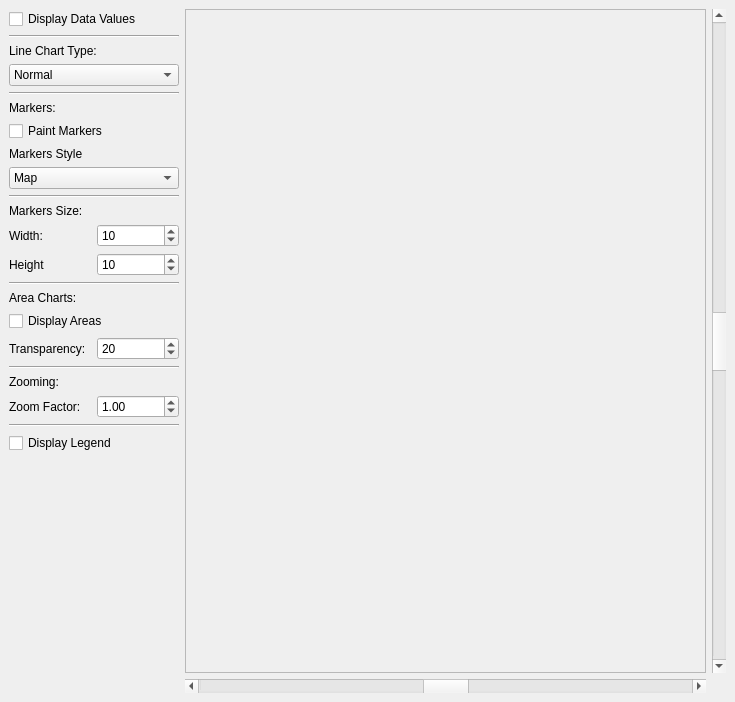
KDAB/KDChart, file examples/Axis/Parameters/mainwindow.ui: the form before one commit.
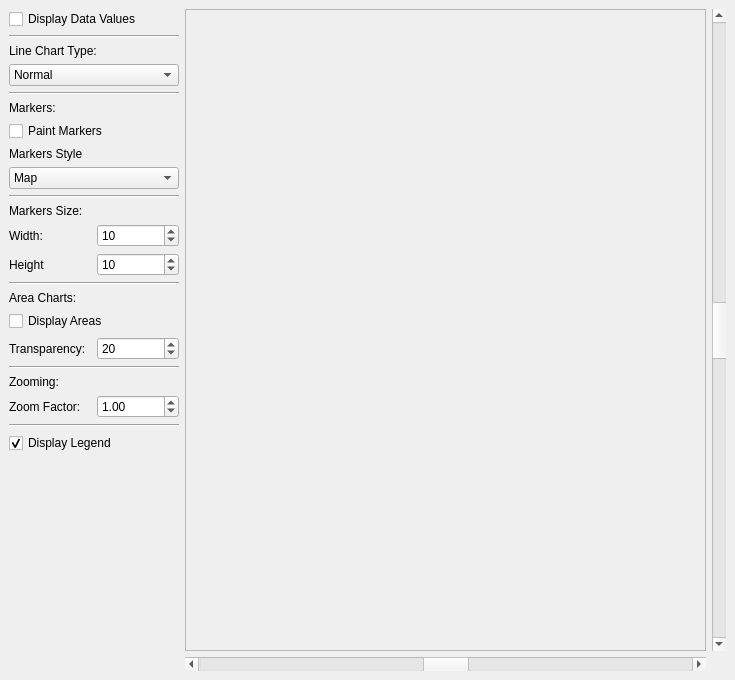
The form after the commit. Icons and pictures are not drawn.

Commit message: merging patches (23566) from 2.2 branch to trunk fixing issue #8003 (no need to merge patch 23567, all was fine in trunk here)

Patch:
```diff
--- a/examples/Axis/Parameters/mainwindow.ui
+++ b/examples/Axis/Parameters/mainwindow.ui
@@ -9,7 +9,7 @@
     <x>0</x>
     <y>0</y>
     <width>735</width>
-    <height>702</height>
+    <height>680</height>
    </rect>
   </property>
   <property name="windowTitle" >
@@ -438,6 +438,9 @@
        <property name="text" >
         <string>Display Legend</string>
        </property>
+       <property name="checked" >
+        <bool>true</bool>
+       </property>
       </widget>
      </item>
      <item>
```
Left out of the diff: 88 changed lines with no effect on the pictures. The commit also changes 1 other file.
